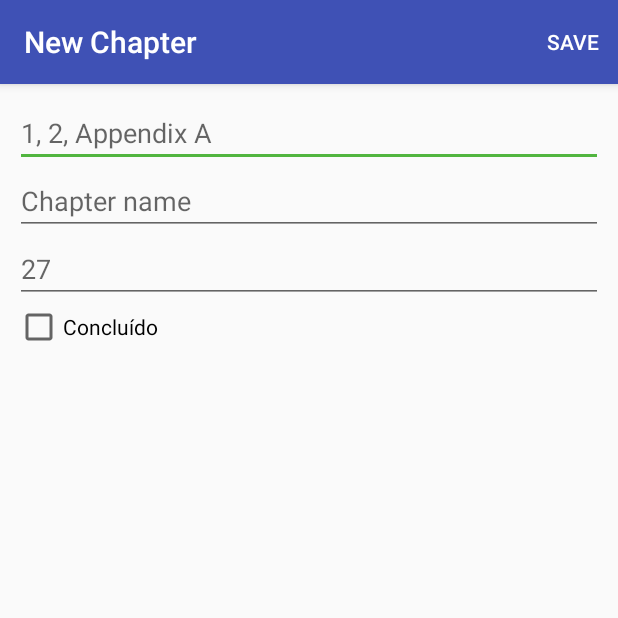
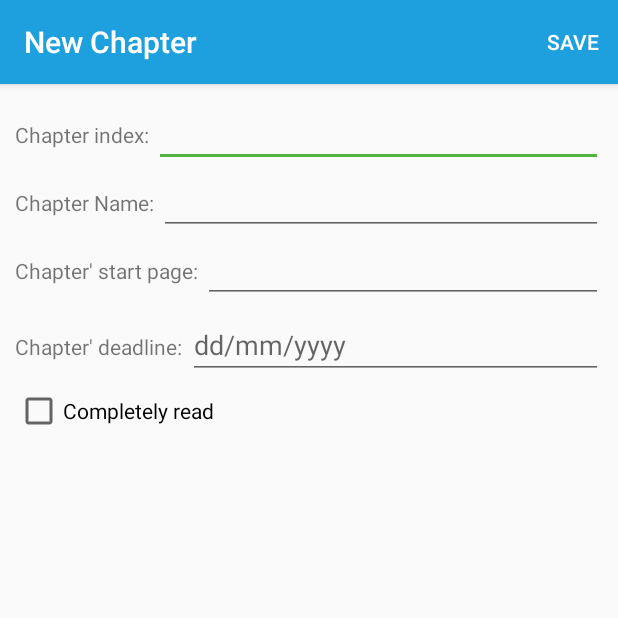
Before and after one commit to SuelenGC/book-plan, an Android app: the ChapterActivity screen opened directly, with no data from a screen before it, on a phone screen of 412 x 824 dp, the top half of it. Run offline under Robolectric (Android 15) with nearby library versions, the phone set to English and light mode, and no system bars.

Commit message:
Finished first implementation to made app works basically

```diff
--- a/app/src/main/AndroidManifest.xml
+++ b/app/src/main/AndroidManifest.xml
@@ -14,7 +14,7 @@
         android:theme="@style/AppTheme">
         <meta-data
             android:name="DATABASE"
-            android:value="book_planner.db" />
+            android:value="book_planner.db3" />
         <meta-data
             android:name="VERSION"
             android:value="1" />
--- a/app/src/main/java/com/suelengc/bookplan/view/bookdetails/BookDetailsActivity.java
+++ b/app/src/main/java/com/suelengc/bookplan/view/bookdetails/BookDetailsActivity.java
@@ -55,6 +55,7 @@ public class BookDetailsActivity extends AppCompatActivity implements ChapterTas
                 }
 
                 finish();
+                finish();
                 return true;
         }
 
--- a/app/src/main/java/com/suelengc/bookplan/view/chapter/ChapterActivity.java
+++ b/app/src/main/java/com/suelengc/bookplan/view/chapter/ChapterActivity.java
@@ -7,15 +7,23 @@ import android.view.Menu;
 import android.view.MenuItem;
 import android.widget.CheckBox;
 import android.widget.EditText;
+import android.widget.TextView;
+import android.widget.Toast;
 
 import com.suelengc.bookplan.R;
 import com.suelengc.bookplan.model.Book;
 import com.suelengc.bookplan.model.Chapter;
 
+import java.text.ParseException;
+import java.text.SimpleDateFormat;
+import java.util.Date;
+
+
 public class ChapterActivity extends AppCompatActivity {
 
     private EditText label, title, firstPageNumber;
-    private CheckBox finishedChapter;
+    private TextView deadline;
+    private CheckBox isComplete;
     private Intent intent;
     private Book book;
     private Chapter chapter;
@@ -59,8 +67,7 @@ public class ChapterActivity extends AppCompatActivity {
         Long chapterId = (Long) intent.getSerializableExtra("chapter_id");
         this.chapter = Chapter.findById(Chapter.class, chapterId);
         this.book = this.chapter.getBook();
-
-        setTitle("Edit Chapter for " + this.book.getTitle());
+        this.setTitle("Edit Chapter for " + this.book.getTitle());
 
         this.fillScreenWithChapterInfo(this.chapter);
     }
@@ -69,7 +76,8 @@ public class ChapterActivity extends AppCompatActivity {
         this.title.setText(chapter.getTitle());
         this.label.setText(chapter.getLabel());
         this.firstPageNumber.setText(chapter.getFirstPageNumber().toString());
-        this.finishedChapter.setChecked(chapter.isFinished());
+        this.isComplete.setChecked(chapter.isComplete());
+        this.deadline.setText(chapter.getFormattedDeadline());
     }
 
     private void setupForNewChapter() {
@@ -77,15 +85,16 @@ public class ChapterActivity extends AppCompatActivity {
             Long bookId = (Long) this.intent.getSerializableExtra("book_id");
             this.chapter = new Chapter();
             this.book = Book.findById(Book.class, bookId);
-            setTitle("New Chapter for " + this.book.getTitle());
+            this.deadline.setText("");
         }
     }
 
     private void findViewsById() {
-        this.label = (EditText) findViewById(R.id.add_chapter_dialog_label);
-        this.title = (EditText) findViewById(R.id.add_chapter_dialog_title);
-        this.firstPageNumber = (EditText) findViewById(R.id.add_chapter_dialog_first_page_number);
-        this.finishedChapter = (CheckBox) findViewById(R.id.add_chapter_dialog_finished);
+        this.label = (EditText) findViewById(R.id.add_chapter_label);
+        this.title = (EditText) findViewById(R.id.add_chapter_title);
+        this.firstPageNumber = (EditText) findViewById(R.id.add_chapter_first_page_number);
+        this.isComplete = (CheckBox) findViewById(R.id.add_chapter_dialog_finished);
+        this.deadline = (TextView) findViewById(R.id.add_chapter_deadline);
     }
 
     private void saveChapter() {
@@ -110,6 +119,17 @@ public class ChapterActivity extends AppCompatActivity {
         this.chapter.setTitle(newTitle);
         this.chapter.setLabel(newLabel);
         this.chapter.setFirstPageNumber(newFirstPageNumber);
-        this.chapter.setFinishedChapter(this.finishedChapter.isChecked());
+        this.chapter.setComplete(this.isComplete.isChecked());
+
+        if (!this.deadline.getText().toString().isEmpty()) {
+            try {
+                SimpleDateFormat formatter = new SimpleDateFormat("dd/MM/yyy");
+                Date deadlineDate = formatter.parse(this.deadline.getText().toString());
+                this.chapter.setDeadline(deadlineDate.getTime());
+            } catch (ParseException e) {
+                e.printStackTrace();
+                Toast.makeText(this, "Opps, we can't save deadline, try again.", Toast.LENGTH_LONG).show();
+            }
+        }
     }
 }
--- a/app/src/main/java/com/suelengc/bookplan/view/chapter/ChapterItemLongClickListener.java
+++ b/app/src/main/java/com/suelengc/bookplan/view/chapter/ChapterItemLongClickListener.java
@@ -39,7 +39,7 @@ public class ChapterItemLongClickListener implements AdapterView.OnItemLongClick
         Calendar dateSelected = Calendar.getInstance();
         dateSelected.set(year, month, day);
 
-        this.currentChapter.setDateToFinish(dateSelected.getTimeInMillis());
+        this.currentChapter.setDeadline(dateSelected.getTimeInMillis());
         this.currentChapter.save();
         this.chapterListActivity.loadChaptersIntoList();
     }
--- a/app/src/main/java/com/suelengc/bookplan/view/chapter/ChapterListActivity.java
+++ b/app/src/main/java/com/suelengc/bookplan/view/chapter/ChapterListActivity.java
@@ -22,7 +22,7 @@ public class ChapterListActivity extends AppCompatActivity {
     @Override
     protected void onCreate(Bundle savedInstanceState) {
         super.onCreate(savedInstanceState);
-        setContentView(R.layout.activity_list_chapter);
+        this.setContentView(R.layout.activity_list_chapter);
         this.findViewsById();
 
         intent = getIntent();
@@ -83,7 +83,7 @@ public class ChapterListActivity extends AppCompatActivity {
     }
 
     private void fillScreen() {
-        this.setTitle("Book: " + book.getTitle());
+        this.setTitle("Chapters of " + book.getTitle());
         loadChaptersIntoList();
     }
 
--- a/app/src/main/java/com/suelengc/bookplan/view/mybooks/MyBooksListAdapter.java
+++ b/app/src/main/java/com/suelengc/bookplan/view/mybooks/MyBooksListAdapter.java
@@ -52,7 +52,7 @@ public class MyBooksListAdapter extends BaseAdapter {
 
         this.holder.completedInfos.setText(this.getCompletedInfosText());
         this.holder.title.setText(book.toString());
-        this.holder.pageCount.setText(book.getPageCount().toString() + " pages");
+        this.holder.pageCount.setText(book.getPageCount().toString());
 
         if (!book.getThumbnail().isEmpty()) {
             Picasso.with(context).load(book.getThumbnail()).into(holder.thumbnail);
@@ -75,8 +75,7 @@ public class MyBooksListAdapter extends BaseAdapter {
     private String getCompletedInfosText() {
         if (book.hasChapters()) {
             long completedPercentage = (this.book.getFinishedChaptersCount() * 100) / this.book.getChaptersCount();
-            return "completed " +
-                    this.book.getFinishedChaptersCount() +
+            return this.book.getFinishedChaptersCount() +
                     " of " + this.book.getChaptersCount() +
                     " (" + completedPercentage + "%)";
         }
--- a/app/src/main/res/layout/activity_chapter.xml
+++ b/app/src/main/res/layout/activity_chapter.xml
@@ -4,31 +4,79 @@
     android:orientation="vertical"
     android:padding="10dp">
 
+    <LinearLayout
+        android:layout_width="match_parent"
+        android:layout_height="wrap_content">
+
+        <TextView
+            android:layout_width="wrap_content"
+            android:layout_height="wrap_content"
+            android:text="Chapter index: "/>
+
         <EditText
-        android:id="@+id/add_chapter_dialog_label"
+            android:id="@+id/add_chapter_label"
             android:layout_width="match_parent"
             android:layout_height="wrap_content"
-        android:hint="1, 2, Appendix A"
             android:singleLine="true" />
+    </LinearLayout>
+
+    <LinearLayout
+        android:layout_width="match_parent"
+        android:layout_height="wrap_content">
+
+        <TextView
+            android:layout_width="wrap_content"
+            android:layout_height="wrap_content"
+            android:text="Chapter Name: "/>
 
         <EditText
-        android:id="@+id/add_chapter_dialog_title"
+            android:id="@+id/add_chapter_title"
+            android:layout_width="match_parent"
+            android:layout_height="wrap_content" />
+    </LinearLayout>
+
+    <LinearLayout
+        android:layout_width="match_parent"
+        android:layout_height="wrap_content">
+
+        <TextView
+            android:layout_width="wrap_content"
+            android:layout_height="wrap_content"
+            android:text="Chapter' start page: "/>
+
+        <EditText
+            android:id="@+id/add_chapter_first_page_number"
             android:layout_width="match_parent"
             android:layout_height="wrap_content"
-        android:hint="Chapter name" />
+            android:inputType="number"
+            android:singleLine="true" />
+    </LinearLayout>
+
+    <LinearLayout
+        android:layout_width="match_parent"
+        android:layout_height="wrap_content"
+        android:layout_marginTop="5dp">
+
+        <TextView
+            android:layout_width="wrap_content"
+            android:layout_height="wrap_content"
+            android:text="Chapter' deadline: "/>
 
         <EditText
-        android:id="@+id/add_chapter_dialog_first_page_number"
+            android:id="@+id/add_chapter_deadline"
             android:layout_width="match_parent"
             android:layout_height="wrap_content"
-        android:hint="27"
-        android:inputType="number"
-        android:singleLine="true" />
+            android:inputType="date"
+            android:singleLine="true"
+            android:hint="dd/mm/yyyy"/>
+
+    </LinearLayout>
 
     <CheckBox
         android:id="@+id/add_chapter_dialog_finished"
         android:layout_width="match_parent"
         android:layout_height="wrap_content"
-        android:text="Concluído"/>
+        android:layout_marginTop="5dp"
+        android:text="Completely read"/>
 
 </LinearLayout>
--- a/app/src/main/res/values/colors.xml
+++ b/app/src/main/res/values/colors.xml
@@ -1,6 +1,6 @@
 <?xml version="1.0" encoding="utf-8"?>
 <resources>
-    <color name="colorPrimary">#3F51B5</color>
-    <color name="colorPrimaryDark">#303F9F</color>
+    <color name="colorPrimary">#1EA0DF</color>
+    <color name="colorPrimaryDark">#0877AD</color>
     <color name="colorAccent">#51b53f</color>
 </resources>
```
Also changed, not shown: app/src/main/java/com/suelengc/bookplan/model/Book.java (+11 -2 lines), app/src/main/java/com/suelengc/bookplan/model/Chapter.java (+19 -16 lines), app/src/main/java/com/suelengc/bookplan/service/book/BookConverter.java (+21 -4 lines), app/src/main/java/com/suelengc/bookplan/view/chapter/ChapterListAdapter.java (+15 -11 lines), app/src/main/res/layout/activity_list_chapter.xml (+2 -5 lines), app/src/main/res/layout/activity_list_chapter_result_item.xml (+61 -17 lines), app/src/main/res/layout/activity_my_books_list_item.xml (+28 -6 lines), 3 other files. Lines whose indentation alone changed are shown as unchanged.
